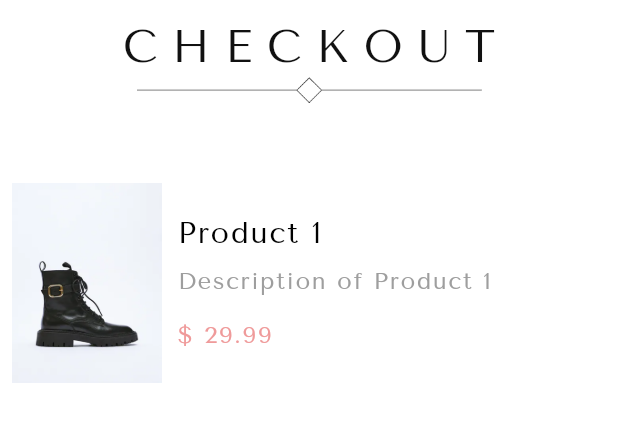
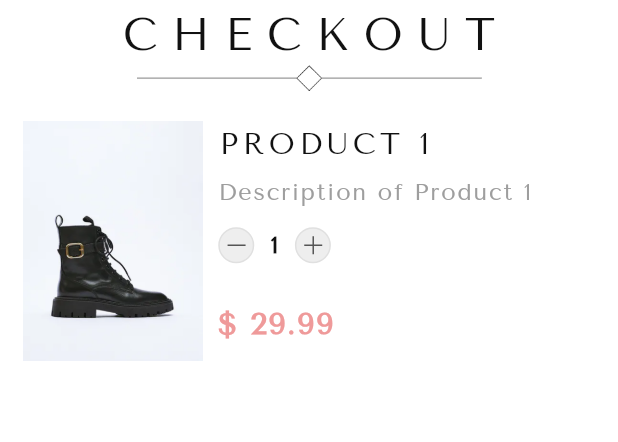
Before and after one commit to MohamedAssem-663/fashion_app, a Flutter app: the screen it shows after launch, after a tap on "Product 1", on a phone screen of 412 x 824 dp, the part 78-520 px from its top. Run offline on Flutter 3.47's test engine with Material 3 defaults, Android fonts, the phone set to English and light mode, and no system bars; our stand-ins replace flutter_svg, gap, go_router, ionicons.

Commit message:
make the cart widget customize

```diff
--- /dev/null
+++ b/lib/componants/card_widget.dart
@@ -0,0 +1,92 @@
+import 'package:fashion/componants/custom_text.dart';
+import 'package:fashion/componants/qwantity.dart';
+import 'package:fashion/core/app_colors.dart';
+import 'package:fashion/models/product_model.dart';
+import 'package:flutter/material.dart';
+import 'package:gap/gap.dart';
+
+class CardWidget extends StatefulWidget {
+  const CardWidget({super.key, required this.product});
+  final ProductModel product;
+
+  @override
+  State<CardWidget> createState() => _CardWidgetState();
+}
+
+class _CardWidgetState extends State<CardWidget> {
+  int qwantity = 1;
+
+  @override
+  Widget build(BuildContext context) {
+    final Size size = MediaQuery.of(context).size;
+
+    return Row(
+      crossAxisAlignment: CrossAxisAlignment.start,
+      children: [
+        Image.asset(widget.product.image, width: 120),
+        Gap(10),
+        Expanded(
+          child: Column(
+            crossAxisAlignment: CrossAxisAlignment.start,
+            children: [
+              Gap(5),
+              Customtext(
+                text: widget.product.name.toUpperCase(),
+                fontSize: 20,
+                color: AppColors.primary,
+                spacing: 3,
+              ),
+              Gap(15),
+              SizedBox(
+                width: size.width * 0.6,
+                child: Customtext(
+                  text: widget.product.description,
+                  color: Colors.grey,
+                  max: 2,
+                ),
+              ),
+              Gap(15),
+              Row(
+                children: [
+                  Qwantity(
+                    onTap: () {
+                      setState(() {
+                        if (qwantity > 1) {
+                          qwantity--;
+                        }
+                      });
+                    },
+                    svg: "assets/svgs/min.svg",
+                  ),
+                  Gap(10),
+                  Customtext(
+                    text: qwantity.toString(),
+                    color: AppColors.primary,
+                    weight: FontWeight.bold,
+                  ),
+                  Gap(10),
+
+                  Qwantity(
+                    onTap: () {
+                      setState(() {
+                        qwantity++;
+                      });
+                    },
+                    svg: "assets/svgs/plus.svg",
+                  ),
+                ],
+              ),
+              Gap(30),
+              Customtext(
+                text: "\$ ${widget.product.price.toString()}",
+                color: Colors.red.shade200,
+                fontSize: 20,
+                weight: FontWeight.bold,
+              ),
+            ],
+          ),
+        ),
+      ],
+    );
+  }
+}
--- a/lib/componants/header.dart
+++ b/lib/componants/header.dart
@@ -4,14 +4,15 @@ import 'package:flutter/material.dart';
 import 'package:gap/gap.dart';
 
 class Header extends StatelessWidget {
-  const Header({super.key});
+  const Header({super.key, required this.title});
+  final String title;
 
   @override
   Widget build(BuildContext context) {
     return Column(
       children: [
         Customtext(
-          text: "CHECKOUT",
+          text: title.toUpperCase(),
           fontSize: 30,
           color: AppColors.primary,
           spacing: 10,
@@ -22,6 +23,7 @@ class Header extends StatelessWidget {
           width: 230,
           color: AppColors.primary,
         ),
+        Gap(20),
       ],
     );
   }
--- /dev/null
+++ b/lib/componants/qwantity.dart
@@ -0,0 +1,23 @@
+import 'package:flutter/material.dart';
+import 'package:flutter_svg/svg.dart';
+
+class Qwantity extends StatelessWidget {
+  const Qwantity({super.key, required this.svg, this.onTap});
+  final String svg;
+  final void Function()? onTap;
+  @override
+  Widget build(BuildContext context) {
+    return GestureDetector(
+      onTap: onTap,
+      child: Container(
+        padding: const EdgeInsets.all(3),
+        decoration: BoxDecoration(
+          color: Colors.grey.shade200,
+          shape: BoxShape.circle,
+          border: Border.all(color: Colors.grey.shade300, width: 1),
+        ),
+        child: SvgPicture.asset(svg),
+      ),
+    );
+  }
+}
--- a/lib/screens/checkout.dart
+++ b/lib/screens/checkout.dart
@@ -1,59 +1,31 @@
+import 'package:fashion/componants/card_widget.dart';
 import 'package:fashion/componants/custom_appbar.dart';
-import 'package:fashion/componants/custom_text.dart';
 import 'package:fashion/componants/header.dart';
-import 'package:fashion/core/app_colors.dart';
 import 'package:fashion/models/product_model.dart';
 import 'package:flutter/material.dart';
 import 'package:gap/gap.dart';
 
-class CheckOut extends StatelessWidget {
+class CheckOut extends StatefulWidget {
   const CheckOut({super.key, required this.product});
   final ProductModel product;
 
+  @override
+  State<CheckOut> createState() => _CheckOutState();
+}
+
+class _CheckOutState extends State<CheckOut> {
   @override
   Widget build(BuildContext context) {
     return Scaffold(
       appBar: CustomAppbar(isBlackk: false),
       body: Padding(
-        padding: const EdgeInsets.all(8.0),
+        padding: const EdgeInsets.symmetric(horizontal: 15),
         child: Column(
           crossAxisAlignment: CrossAxisAlignment.center,
           children: [
-            Header(),
-            Gap(20),
-            Container(
-              padding: EdgeInsets.zero,
-              child: Row(
-                children: [
-                  Image.asset(product.image, width: 100, height: 200),
-                  Gap(10),
-                  Expanded(
-                    child: Column(
-                      crossAxisAlignment: CrossAxisAlignment.start,
-                      children: [
-                        Customtext(
-                          text: product.name,
-                          fontSize: 20,
-                          color: Colors.black,
-                        ),
-                        Gap(15),
-                        Customtext(
-                          text: product.description,
-                          color: Colors.grey,
-                          max: 2,
-                        ),
+            Header(title: "CheckOut"),
+            CardWidget(product: widget.product),
 
-                        Gap(20),
-                        Customtext(
-                          text: "\$ ${product.price.toString()}",
-                          color: Colors.red.shade200,
-                        ),
-                      ],
-                    ),
-                  ),
-                ],
-              ),
-            ),
             Gap(20),
           ],
         ),
```
